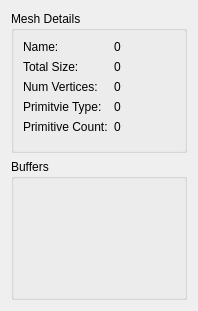
Above: tools/assetpipelineeditor/meshwidget.ui from KDAB/kuesa before the change. Below: the same form after it.
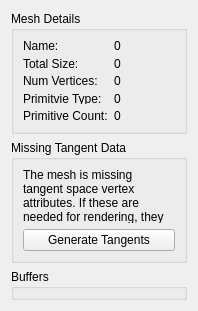
That is the form after the change.

Commit message: Add a button to the MeshWidget to generate tangents

```diff
--- a/tools/assetpipelineeditor/meshwidget.ui
+++ b/tools/assetpipelineeditor/meshwidget.ui
@@ -93,6 +93,41 @@
      </layout>
     </widget>
    </item>
+   <item>
+    <widget class="QGroupBox" name="tangentGroupBox">
+     <property name="enabled">
+      <bool>true</bool>
+     </property>
+     <property name="title">
+      <string>Missing Tangent Data</string>
+     </property>
+     <layout class="QVBoxLayout" name="verticalLayout_2">
+      <item>
+       <widget class="QLabel" name="label">
+        <property name="sizePolicy">
+         <sizepolicy hsizetype="Ignored" vsizetype="Minimum">
+          <horstretch>0</horstretch>
+          <verstretch>0</verstretch>
+         </sizepolicy>
+        </property>
+        <property name="text">
+         <string>The mesh is missing tangent space vertex attributes. If these are needed for rendering, they can be added now:</string>
+        </property>
+        <property name="wordWrap">
+         <bool>true</bool>
+        </property>
+       </widget>
+      </item>
+      <item>
+       <widget class="QPushButton" name="generateTangentsButton">
+        <property name="text">
+         <string>Generate Tangents</string>
+        </property>
+       </widget>
+      </item>
+     </layout>
+    </widget>
+   </item>
    <item>
     <widget class="QGroupBox" name="bufferGroupBox">
      <property name="title">
```
The commit also changes 10 other files.
